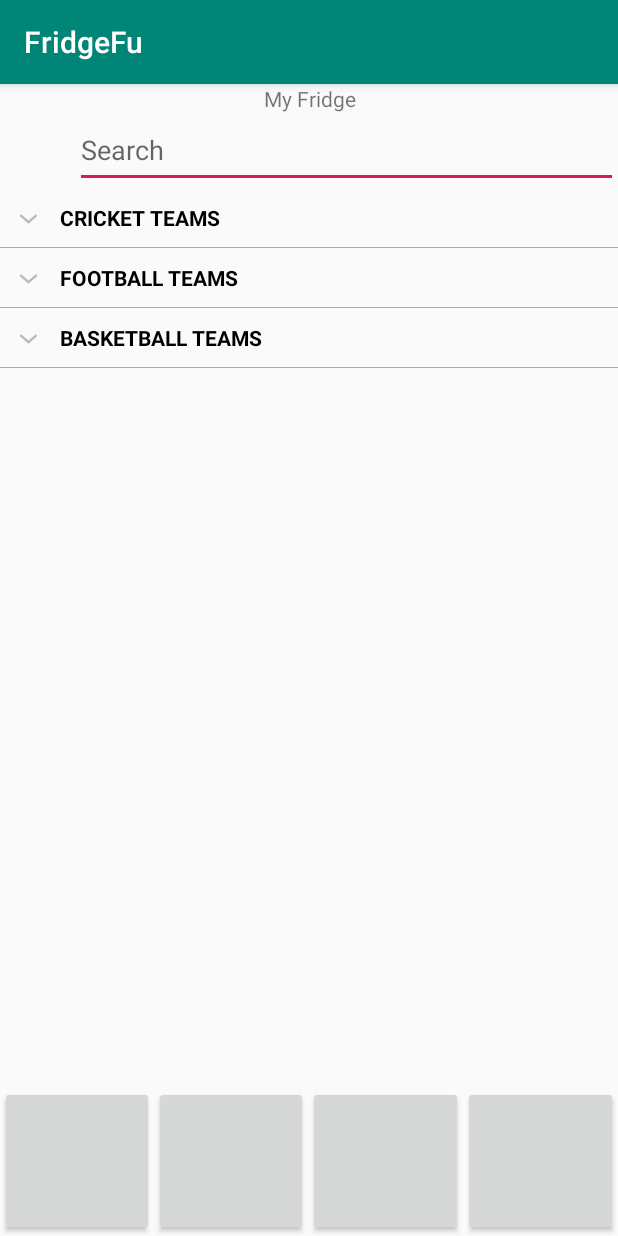
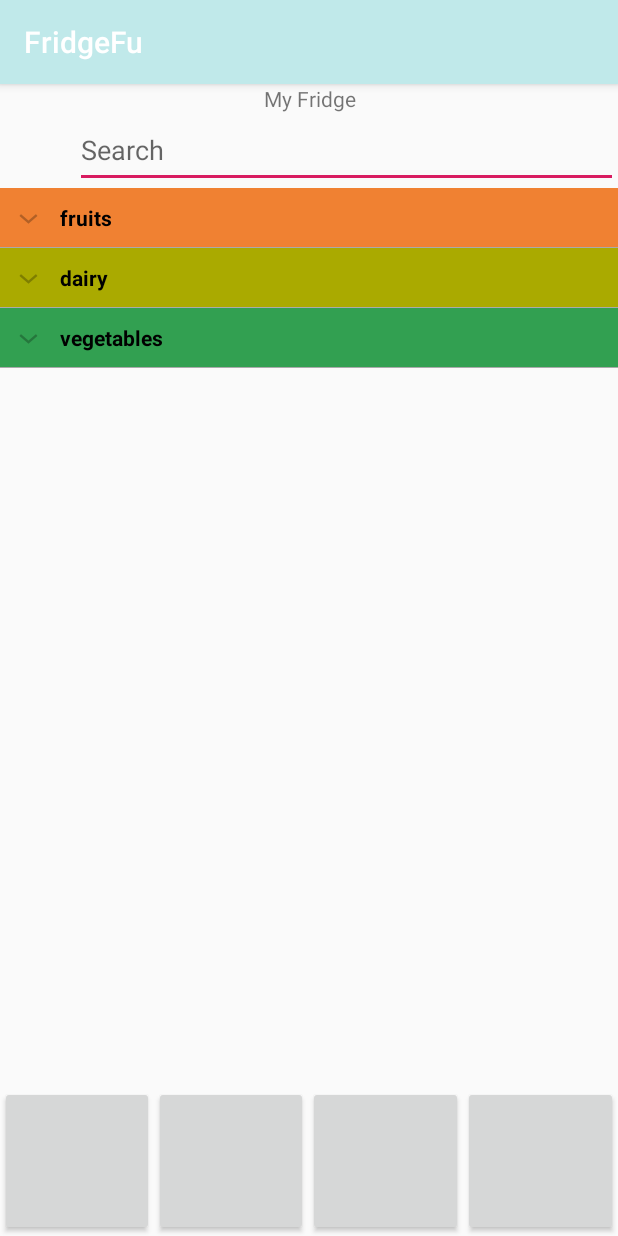
Before and after one commit to supergeno1/FridgeFu, an Android app: the screen it shows after launch (FridgeLanding), on a phone screen of 412 x 824 dp. Run offline under Robolectric (Android 15) with nearby library versions, the phone set to English and light mode, and no system bars.

Commit message:
colorign added

```diff
--- a/FridgeFu/app/src/main/java/com/location/android/fridgefu/CustomExpandableListAdapter.java
+++ b/FridgeFu/app/src/main/java/com/location/android/fridgefu/CustomExpandableListAdapter.java
@@ -4,11 +4,14 @@ import java.util.HashMap;
 import java.util.List;
 import android.content.Context;
 import android.graphics.Typeface;
+import android.util.Log;
 import android.view.LayoutInflater;
 import android.view.View;
 import android.view.ViewGroup;
 import android.widget.BaseExpandableListAdapter;
 import android.widget.TextView;
+
+import androidx.core.content.ContextCompat;
 
 public class CustomExpandableListAdapter extends BaseExpandableListAdapter {
 
@@ -46,6 +49,7 @@ public class CustomExpandableListAdapter extends BaseExpandableListAdapter {
         TextView expandedListTextView = (TextView) convertView
                 .findViewById(R.id.expandedListItem);
         expandedListTextView.setText(expandedListText);
+        expandedListTextView.setBackgroundColor(getFoodGroupColor((String) getGroup(listPosition)));
         return convertView;
     }
 
@@ -83,6 +87,7 @@ public class CustomExpandableListAdapter extends BaseExpandableListAdapter {
                 .findViewById(R.id.listTitle);
         listTitleTextView.setTypeface(null, Typeface.BOLD);
         listTitleTextView.setText(listTitle);
+        listTitleTextView.setBackgroundColor(getFoodGroupColor(listTitle));
         return convertView;
     }
 
@@ -95,4 +100,10 @@ public class CustomExpandableListAdapter extends BaseExpandableListAdapter {
     public boolean isChildSelectable(int listPosition, int expandedListPosition) {
         return true;
     }
+
+    public int getFoodGroupColor(String group) {
+        int b = context.getResources().getIdentifier(group, "color", context.getPackageName());
+        int a = ContextCompat.getColor(context, b);
+        return a;
+    }
 }
--- a/FridgeFu/app/src/main/java/com/location/android/fridgefu/ExpandableListDataPump.java
+++ b/FridgeFu/app/src/main/java/com/location/android/fridgefu/ExpandableListDataPump.java
@@ -8,30 +8,30 @@ public class ExpandableListDataPump {
     public static HashMap<String, List<String>> getData() {
         HashMap<String, List<String>> expandableListDetail = new HashMap<String, List<String>>();
 
-        List<String> cricket = new ArrayList<String>();
-        cricket.add("India");
-        cricket.add("Pakistan");
-        cricket.add("Australia");
-        cricket.add("England");
-        cricket.add("South Africa");
+        List<String> dairy = new ArrayList<String>();
+        dairy.add("Milk");
+        dairy.add("Cheese");
+        dairy.add("Ice Cream");
+        dairy.add("Yogurt");
+        dairy.add("Sour Cream");
 
-        List<String> football = new ArrayList<String>();
-        football.add("Brazil");
-        football.add("Spain");
-        football.add("Germany");
-        football.add("Netherlands");
-        football.add("Italy");
+        List<String> vegetables = new ArrayList<String>();
+        vegetables.add("Broccoli");
+        vegetables.add("Bell Peppers");
+        vegetables.add("Onions");
+        vegetables.add("Celery");
+        vegetables.add("Carrots");
 
-        List<String> basketball = new ArrayList<String>();
-        basketball.add("United States");
-        basketball.add("Spain");
-        basketball.add("Argentina");
-        basketball.add("France");
-        basketball.add("Russia");
+        List<String> fruits = new ArrayList<String>();
+        fruits.add("Apple");
+        fruits.add("Banana");
+        fruits.add("Oranges");
+        fruits.add("Blueberries");
+        fruits.add("Mango");
 
-        expandableListDetail.put("CRICKET TEAMS", cricket);
-        expandableListDetail.put("FOOTBALL TEAMS", football);
-        expandableListDetail.put("BASKETBALL TEAMS", basketball);
+        expandableListDetail.put("dairy", dairy);
+        expandableListDetail.put("vegetables", vegetables);
+        expandableListDetail.put("fruits", fruits);
         return expandableListDetail;
     }
 }
--- a/FridgeFu/app/src/main/res/values/colors.xml
+++ b/FridgeFu/app/src/main/res/values/colors.xml
@@ -1,6 +1,10 @@
 <?xml version="1.0" encoding="utf-8"?>
 <resources>
-    <color name="colorPrimary">#008577</color>
+    <color name="colorPrimary">#C0E9EA</color>
     <color name="colorPrimaryDark">#00574B</color>
     <color name="colorAccent">#D81B60</color>
+    <color name="dairy">#AAAA00</color>
+    <color name="vegetables">#32A051</color>
+    <color name="fruits">#F08132</color>
+
 </resources>
```
